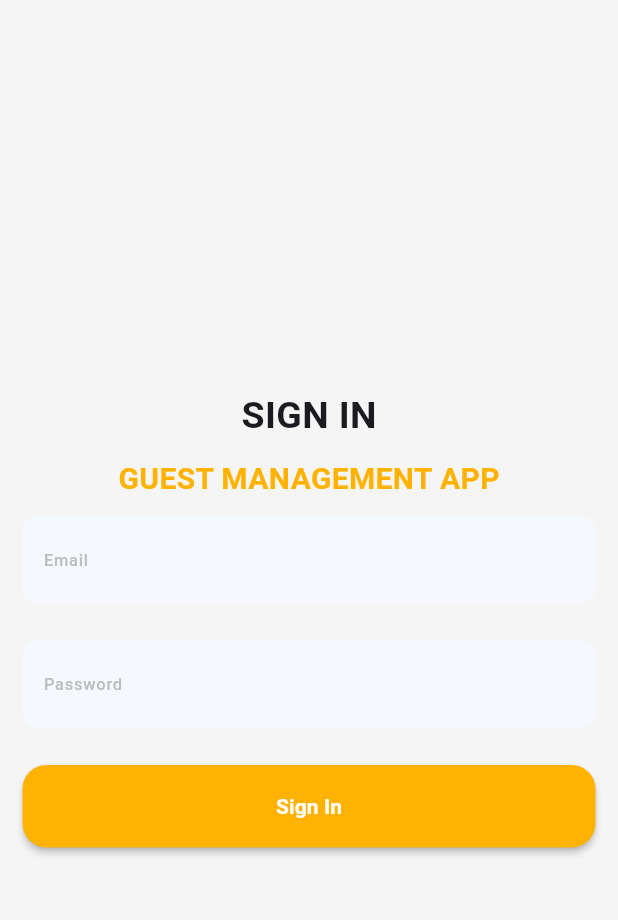
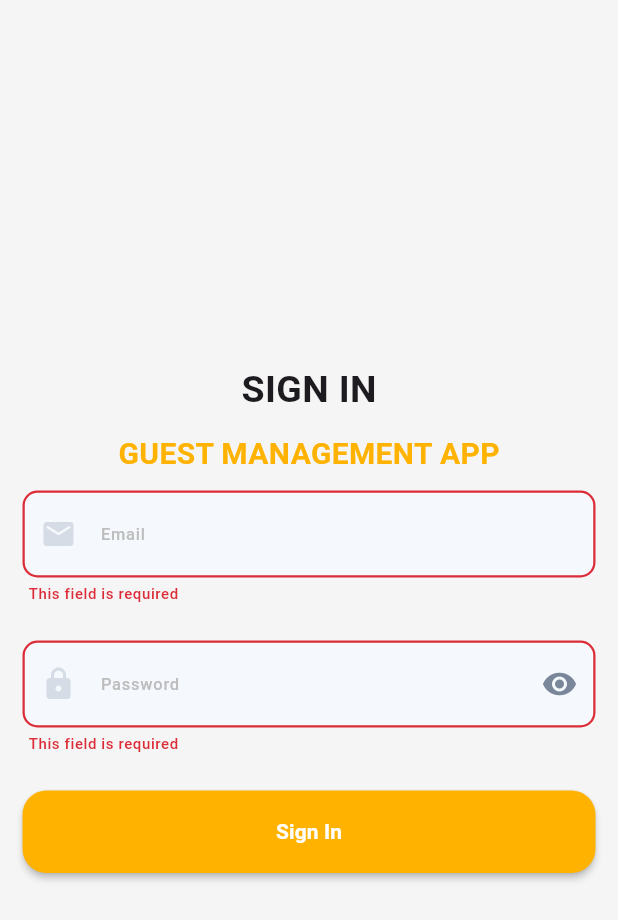
Before and after one commit to ericknamukolo/guest-management, a Flutter app: the screen it shows after launch, after a tap on "Sign In", on a phone screen of 412 x 824 dp. Shown: the top 920 px of the screen. Run offline on Flutter 3.47's test engine with Material 3 defaults, Android fonts, the phone set to English and light mode, and no system bars.

Commit message:
added sign in validation

```diff
--- a/lib/features/auth/screens/sign_in_screen.dart
+++ b/lib/features/auth/screens/sign_in_screen.dart
@@ -4,14 +4,35 @@ import 'package:guest_management/utils/colors.dart';
 import 'package:guest_management/utils/text.dart';
 import 'package:guest_management/widgets/custom_button.dart';
 
-class SignInScreen extends StatelessWidget {
+class SignInScreen extends StatefulWidget {
   const SignInScreen({super.key});
+
+  @override
+  State<SignInScreen> createState() => _SignInScreenState();
+}
+
+class _SignInScreenState extends State<SignInScreen> {
+  final GlobalKey<FormState> formKey = GlobalKey<FormState>();
+  TextEditingController email = TextEditingController();
+  TextEditingController pwd = TextEditingController();
+  bool isAutoValidate = false;
+  bool isHidden = true;
+
+  bool isValidEmail(String email) {
+    RegExp emailRegex = RegExp(r'^[\w-\.]+@([\w-]+\.)+[\w-]{2,4}$');
+    return emailRegex.hasMatch(email);
+  }
 
   @override
   Widget build(BuildContext context) {
     return Scaffold(
       body: Padding(
         padding: EdgeInsets.all(15.0),
+        child: Form(
+          key: formKey,
+          autovalidateMode: isAutoValidate
+              ? AutovalidateMode.onUserInteraction
+              : AutovalidateMode.disabled,
           child: Column(
             spacing: 10,
             mainAxisAlignment: MainAxisAlignment.center,
@@ -21,10 +42,59 @@ class SignInScreen extends StatelessWidget {
               Text('Guest Management App'.toUpperCase(),
                   style: kTitleTextStyle.copyWith(
                       fontSize: 20, color: kPrimaryColor)),
-            CustomTextField(hint: 'Email'),
-            CustomTextField(hint: 'Password'),
-            CustomButton(btnText: 'Sign In', click: () {})
+              CustomTextField(
+                hint: 'Email',
+                data: email,
+                preIcon: Icons.email_rounded,
+                type: TextInputType.emailAddress,
+                validator: (val) {
+                  if (val!.isEmpty) {
+                    return 'This field is required';
+                  } else if (!isValidEmail(val)) {
+                    return 'Enter a valid email address';
+                  }
+                  return null;
+                },
+              ),
+              CustomTextField(
+                hint: 'Password',
+                data: pwd,
+                preIcon: Icons.lock_rounded,
+                type: TextInputType.visiblePassword,
+                validator: (val) {
+                  if (val!.isEmpty) {
+                    return 'This field is required';
+                  } else if (val.length < 6) {
+                    return 'Password should be 6 or more characters';
+                  }
+                  return null;
+                },
+                obs: isHidden,
+                suffIcon: IconButton(
+                  onPressed: () {
+                    setState(() => isHidden = !isHidden);
+                  },
+                  icon: Icon(
+                    isHidden
+                        ? Icons.remove_red_eye_rounded
+                        : Icons.remove_red_eye_outlined,
+                    color: kGreyColor,
+                  ),
+                ),
+              ),
+              CustomButton(
+                  btnText: 'Sign In',
+                  click: () {
+                    FocusScope.of(context).requestFocus(FocusNode());
+                    bool isValid = formKey.currentState!.validate();
+                    if (isValid) {
+                      ////
+                    } else {
+                      setState(() => isAutoValidate = true);
+                    }
+                  })
             ],
+          ),
         ),
       ),
     );
--- a/lib/features/auth/widgets/custom_text_field.dart
+++ b/lib/features/auth/widgets/custom_text_field.dart
@@ -1,26 +1,20 @@
 import 'package:flutter/material.dart';
-import 'package:flutter/services.dart';
-
 import '../../../utils/colors.dart';
 import '../../../utils/text.dart';
 
 class CustomTextField extends StatelessWidget {
   final String hint;
-  final String? title;
+
   final IconData? preIcon;
-  final String? prefixText;
+
   final IconButton? suffIcon;
-  final bool ac;
-  final bool disabled;
-  final TextCapitalization tc;
-  final int? lines;
-  final List<TextInputFormatter>? formatters;
+
   final TextInputType? type;
   final bool obs;
   final TextEditingController? data;
-  final Function(String)? onChanged;
+
   final String? Function(String?)? validator;
-  final Function(String?)? onSubmit;
+
   final double? bottomSpace;
 
   final TextInputAction? action;
@@ -28,62 +22,33 @@ class CustomTextField extends StatelessWidget {
     super.key,
     required this.hint,
     this.preIcon,
-    this.title,
-    this.prefixText,
     this.bottomSpace = 15,
     this.data,
-    this.lines = 1,
-    this.onChanged,
-    this.ac = true,
-    this.disabled = false,
     this.obs = false,
     this.suffIcon,
-    this.tc = TextCapitalization.none,
     this.type,
     this.validator,
-    this.formatters,
     this.action,
-    this.onSubmit,
   });
 
   @override
   Widget build(BuildContext context) {
     return Container(
       margin: EdgeInsets.only(bottom: bottomSpace!),
-      child: Column(
-        crossAxisAlignment: CrossAxisAlignment.start,
-        mainAxisSize: MainAxisSize.min,
-        children: [
-          Visibility(
-            visible: title != null,
-            child: Padding(
-              padding: const EdgeInsets.only(bottom: 5.0),
-              child: Text(title ?? '', style: kBodyTitleTextStyle),
-            ),
-          ),
-          TextFormField(
-            enabled: !disabled,
-            onFieldSubmitted: onSubmit,
-            inputFormatters: formatters,
+      child: TextFormField(
         validator: validator,
-            onChanged: onChanged,
         controller: data,
         obscureText: obs,
-            autocorrect: ac,
-            textCapitalization: tc,
         keyboardType: type,
         textAlignVertical: TextAlignVertical.center,
         style: kBodyTextStyle,
         cursorColor: kPrimaryColor,
-            maxLines: lines,
         textInputAction: action,
         decoration: InputDecoration(
-              prefixText: prefixText,
           filled: true,
           fillColor: const Color(0xffF5F9FE),
           border: InputBorder.none,
-              errorStyle:
-                  kBodyTextStyle.copyWith(fontSize: 10, color: kErrorColor),
+          errorStyle: kBodyTextStyle.copyWith(fontSize: 10, color: kErrorColor),
           contentPadding: EdgeInsets.symmetric(
               vertical: 20.0, horizontal: preIcon == null ? 10 : 0.0),
           prefixStyle: kBodyTextStyle,
@@ -118,8 +83,6 @@ class CustomTextField extends StatelessWidget {
           suffixIcon: suffIcon,
         ),
       ),
-        ],
-      ),
     );
   }
 }
```
Lines whose indentation alone changed are shown as unchanged.
